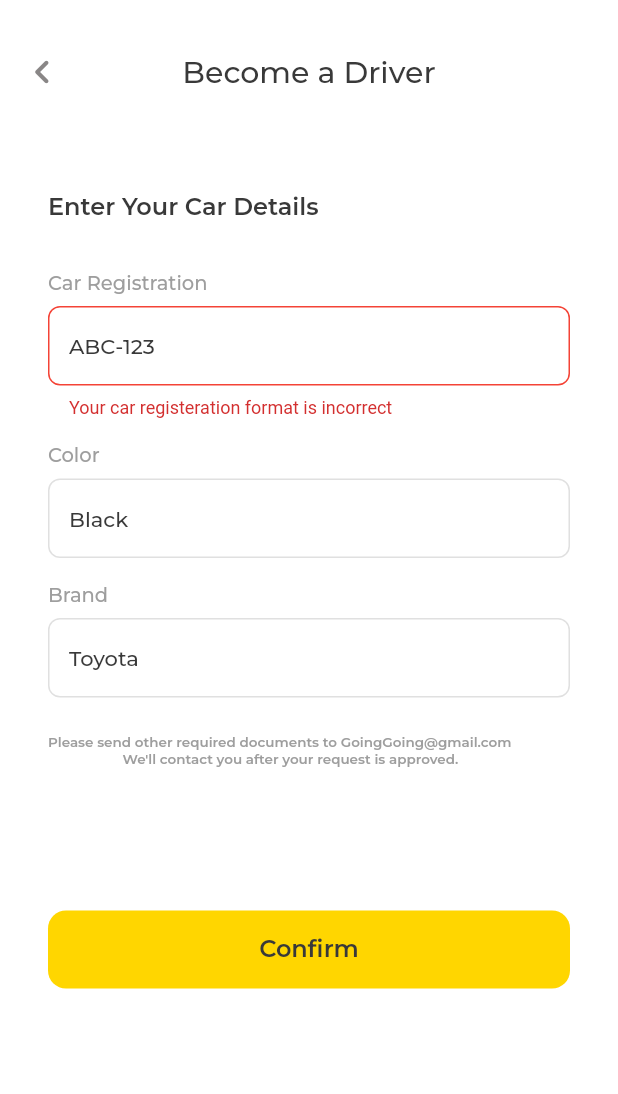
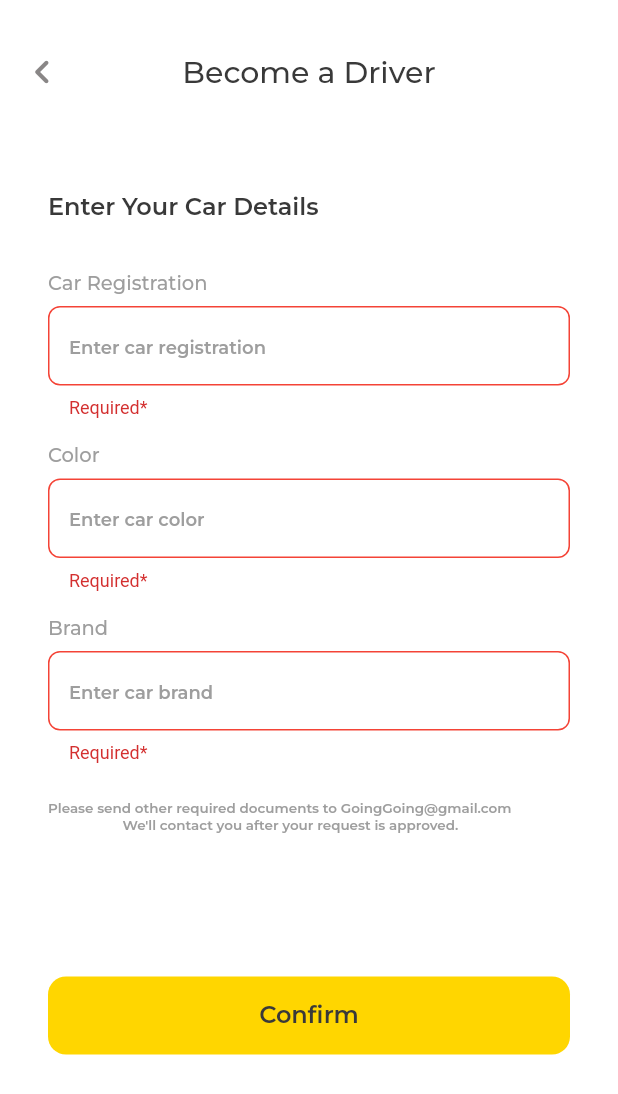
Before and after one commit to CSSIT21/GoingGoing, a Flutter app: the BecomeDriverScreen screen opened by its route, after a tap on "Confirm", on a phone screen of 412 x 824 dp. Shown: the top 1094 px of the screen. Run offline on Flutter 3.47's test engine with Material 2 defaults, Android fonts, the phone set to English and light mode, and no system bars; our stand-ins replace dio, google_fonts, google_maps_flutter, image_picker, shared_preferences; accounts and stored records are empty.

Commit message:
add: edit driver api

```diff
--- a/frontend/lib/models/car_info.dart
+++ b/frontend/lib/models/car_info.dart
@@ -15,9 +15,9 @@ class CarInfo {
 
   CarInfo.fromJson(Map<String, dynamic> json)
       : id = json["id"],
-        carRegis = json["car_registration"],
-        carBrand = json["car_brand"],
-        carColor = json["car_color"],
+        carRegis = json["car_registration"] ?? "",
+        carBrand = json["car_brand"] ?? "",
+        carColor = json["car_color"] ?? "",
         ownerId = json["owner_id"];
 
   Map<String, dynamic> toJson() => {
--- a/frontend/lib/screens/general/become_driver.dart
+++ b/frontend/lib/screens/general/become_driver.dart
@@ -4,6 +4,7 @@ import 'package:going_going_frontend/widgets/common/back_appbar.dart';
 import 'package:going_going_frontend/widgets/common/label_textfield.dart';
 import 'package:provider/provider.dart';
 
+import '../../services/rest/profile_api.dart';
 import '../../widgets/common/button.dart';
 
 class BecomeDriverScreen extends StatefulWidget {
@@ -15,18 +16,21 @@ class BecomeDriverScreen extends StatefulWidget {
 
 class _BecomeDriverScreenState extends State<BecomeDriverScreen> {
   final _formkey = GlobalKey<FormState>();
-  final _carRegisController = TextEditingController();
-  final _carColorController = TextEditingController();
-  final _carBrandController = TextEditingController();
+  late TextEditingController _carRegisController = TextEditingController();
+  late  TextEditingController _carColorController = TextEditingController();
+  late TextEditingController _carBrandController = TextEditingController();
   final _diverBtnController = TextEditingController();
   bool isSubmit = false;
 
   @override
   void initState() {
     super.initState();
-    _carRegisController.text = context.read<CarInfoProvider>().userCarInfo.carRegis;
-    _carColorController.text = context.read<CarInfoProvider>().userCarInfo.carColor;
-    _carBrandController.text = context.read<CarInfoProvider>().userCarInfo.carBrand;
+    // ProfileApi.getDriverProfile(context);
+    //_carRegisController.text = context.read<CarInfoProvider>().userCarInfo.carRegis;
+    _carRegisController = TextEditingController(text: context.read<CarInfoProvider>().userCarInfo.carRegis);
+    _carBrandController = TextEditingController(text: context.read<CarInfoProvider>().userCarInfo.carBrand);
+    _carColorController = TextEditingController(text: context.read<CarInfoProvider>().userCarInfo.carColor);
+    //_carColorController.text = context.read<CarInfoProvider>().userCarInfo.carColor;
   }
 
   @override
@@ -37,8 +41,34 @@ class _BecomeDriverScreenState extends State<BecomeDriverScreen> {
     super.dispose();
   }
 
+  Future<void> handleUpdateDriver() async {
+    setState(() {
+      isSubmit = true;
+    });
+    if (_formkey.currentState!.validate()) {
+      _formkey.currentState!.save();
+      isSubmit = false;
+      var carRegis = context.read<CarInfoProvider>().userCarInfo.carRegis;
+      var carBrand = context.read<CarInfoProvider>().userCarInfo.carBrand;
+      var carColor = context.read<CarInfoProvider>().userCarInfo.carColor;
+      print(_carRegisController.text);
+      print(_carBrandController.text);
+      print(_carColorController.text);
+      if(carRegis != "" && carBrand != "" && carColor !=""){
+        ProfileApi.updateDriverProfile(_carRegisController.text, _carBrandController.text, _carColorController.text, context);
+        print("------------updated 1-----------");
+      }else {
+        ProfileApi.postDriverProfile(
+            _carRegisController.text, _carBrandController.text,
+            _carColorController.text, context);
+      }
+    }
+    _diverBtnController.clear();
+  }
+
   @override
   Widget build(BuildContext context) {
+
     return Scaffold(
       appBar: const BackAppBar(title: 'Become a Driver'),
       body: SingleChildScrollView(
@@ -108,17 +138,8 @@ class _BecomeDriverScreenState extends State<BecomeDriverScreen> {
                 ),
               ),
               const SizedBox(height: 96),
-              Button(text: 'Confirm', onPressed: () {
-                setState(() {
-                      isSubmit = true;
-                    });
-                    if (_formkey.currentState!.validate()) {
-                      _formkey.currentState!.save();
-                      isSubmit = false;
-                      //call func
-                    }
-                    _diverBtnController.clear();
-              }),
+              Button(text: 'Confirm', onPressed: handleUpdateDriver
+              ),
             ],
           ),
         ),
--- a/frontend/lib/screens/general/profile.dart
+++ b/frontend/lib/screens/general/profile.dart
@@ -26,6 +26,7 @@ class _ProfileScreenState extends State<ProfileScreen> {
   void initState() {
     super.initState();
     ProfileApi.getUserProfile(context);
+    ProfileApi.getDriverProfile(context);
   }
 
   @override
--- a/frontend/lib/services/provider/car_informations_provider.dart
+++ b/frontend/lib/services/provider/car_informations_provider.dart
@@ -4,11 +4,19 @@ import '../../models/car_info.dart';
 class CarInfoProvider with ChangeNotifier {
   CarInfo _userCarInfo = CarInfo(
     id: 1,
-    carRegis: "ABC-123",
-    carBrand: "Toyota",
-    carColor: "Black",
+    carRegis: "",
+    carBrand: "",
+    carColor: "",
     ownerId: 3,
   );
+
+  // CarInfo _userCarInfo = CarInfo(
+  //   id: 1,
+  //   carRegis: "AB-123",
+  //   carBrand: "Toyota",
+  //   carColor: "Black",
+  //   ownerId: 3,
+  // );
 
   List<CarInfo> _appointmentCarInfos = [];
   // List<CarInfo> _appointmentCarInfos = [
--- a/frontend/lib/widgets/profile/profile_option.dart
+++ b/frontend/lib/widgets/profile/profile_option.dart
@@ -23,7 +23,7 @@ class _ProfileOptionState extends State<ProfileOption> {
   Widget build(BuildContext context) {
     return InkWell(
         onTap: () {
-          Navigator.popAndPushNamed(context, widget.navigatePath);
+          Navigator.pushNamed(context, widget.navigatePath);
         },
         child: Container(
           height: 72,
```
Also changed, not shown: frontend/lib/services/rest/profile_api.dart (+61 -43 lines), 5 other files.
